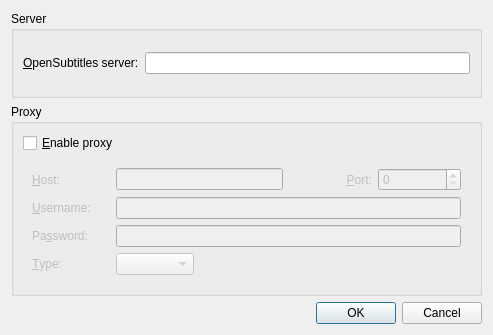
The window that src/findsubtitles/findsubtitlesconfigdialog.ui (wilbert2000/wzplayer) describes before a commit, drawn with Qt 5.
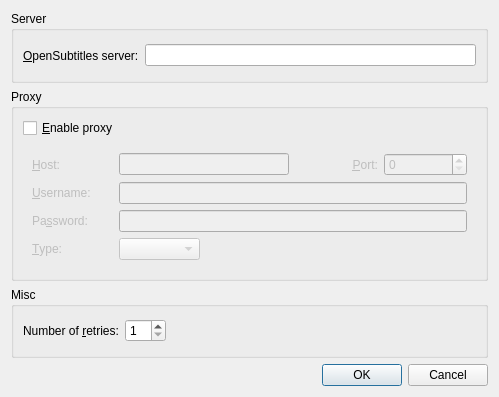
The same window after the commit.

Commit message: (Opensubtitles) Add the retries option in the config dialog

```diff
--- a/src/findsubtitles/findsubtitlesconfigdialog.ui
+++ b/src/findsubtitles/findsubtitlesconfigdialog.ui
@@ -6,8 +6,8 @@
    <rect>
     <x>0</x>
     <y>0</y>
-    <width>493</width>
-    <height>335</height>
+    <width>499</width>
+    <height>397</height>
    </rect>
   </property>
   <property name="windowTitle">
@@ -150,6 +150,48 @@
      </layout>
     </widget>
    </item>
+   <item>
+    <widget class="QGroupBox" name="misc_group">
+     <property name="title">
+      <string>Misc</string>
+     </property>
+     <layout class="QHBoxLayout" name="horizontalLayout_2">
+      <item>
+       <widget class="QLabel" name="label_7">
+        <property name="text">
+         <string>Number of &amp;retries:</string>
+        </property>
+        <property name="buddy">
+         <cstring>retries_spin</cstring>
+        </property>
+       </widget>
+      </item>
+      <item>
+       <widget class="QSpinBox" name="retries_spin">
+        <property name="minimum">
+         <number>1</number>
+        </property>
+        <property name="maximum">
+         <number>50</number>
+        </property>
+       </widget>
+      </item>
+      <item>
+       <spacer name="horizontalSpacer">
+        <property name="orientation">
+         <enum>Qt::Horizontal</enum>
+        </property>
+        <property name="sizeHint" stdset="0">
+         <size>
+          <width>257</width>
+          <height>20</height>
+         </size>
+        </property>
+       </spacer>
+      </item>
+     </layout>
+    </widget>
+   </item>
    <item>
     <widget class="QDialogButtonBox" name="buttonBox">
      <property name="orientation">
```
Left out of the diff: 3 changed lines with no effect on the pictures. The commit also changes 6 other files.
